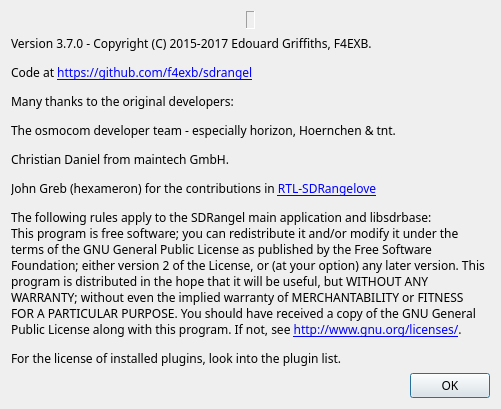
Old version of the form sdrbase/gui/aboutdialog.ui in the repository f4exb/sdrangel.
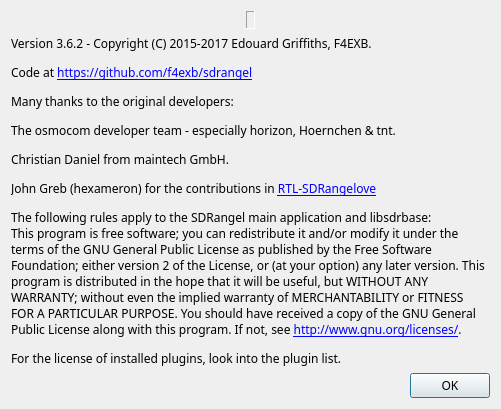
New version of the form. Icons and pictures are not drawn.

Diff of the .ui file:
```diff
--- a/sdrbase/gui/aboutdialog.ui
+++ b/sdrbase/gui/aboutdialog.ui
@@ -84,7 +84,7 @@
    <item>
     <widget class="QLabel" name="label_2">
      <property name="text">
-      <string>&lt;html&gt;&lt;head/&gt;&lt;body&gt;&lt;p&gt;Version 3.7.0 - Copyright (C) 2015-2017 Edouard Griffiths, F4EXB. &lt;/p&gt;&lt;p&gt;Code at &lt;a href=&quot;https://github.com/f4exb/sdrangel&quot;&gt;&lt;span style=&quot; text-decoration: underline; color:#0000ff;&quot;&gt;https://github.com/f4exb/sdrangel&lt;/span&gt;&lt;/a&gt;&lt;/p&gt;&lt;p&gt;Many thanks to the original developers:&lt;/p&gt;&lt;p&gt;The osmocom developer team - especially horizon, Hoernchen &amp;amp; tnt.&lt;/p&gt;&lt;p&gt;Christian Daniel from maintech GmbH.&lt;/p&gt;&lt;p&gt;John Greb (hexameron) for the contributions in &lt;a href=&quot;https://github.com/hexameron/rtl-sdrangelove&quot;&gt;&lt;span style=&quot; text-decoration: underline; color:#0000ff;&quot;&gt;RTL-SDRangelove&lt;/span&gt;&lt;/a&gt;&lt;/p&gt;&lt;p&gt;The following rules apply to the SDRangel main application and libsdrbase:&lt;br/&gt;This program is free software; you can redistribute it and/or modify it under the terms of the GNU General Public License as published by the Free Software Foundation; either version 2 of the License, or (at your option) any later version. This program is distributed in the hope that it will be useful, but WITHOUT ANY WARRANTY; without even the implied warranty of MERCHANTABILITY or FITNESS FOR A PARTICULAR PURPOSE. You should have received a copy of the GNU General Public License along with this program. If not, see &lt;a href=&quot;http://www.gnu.org/licenses/&quot;&gt;&lt;span style=&quot; text-decoration: underline; color:#0000ff;&quot;&gt;http://www.gnu.org/licenses/&lt;/span&gt;&lt;/a&gt;.&lt;/p&gt;&lt;p&gt;For the license of installed plugins, look into the plugin list.&lt;/p&gt;&lt;/body&gt;&lt;/html&gt;</string>
+      <string>&lt;html&gt;&lt;head/&gt;&lt;body&gt;&lt;p&gt;Version 3.6.2 - Copyright (C) 2015-2017 Edouard Griffiths, F4EXB. &lt;/p&gt;&lt;p&gt;Code at &lt;a href=&quot;https://github.com/f4exb/sdrangel&quot;&gt;&lt;span style=&quot; text-decoration: underline; color:#0000ff;&quot;&gt;https://github.com/f4exb/sdrangel&lt;/span&gt;&lt;/a&gt;&lt;/p&gt;&lt;p&gt;Many thanks to the original developers:&lt;/p&gt;&lt;p&gt;The osmocom developer team - especially horizon, Hoernchen &amp;amp; tnt.&lt;/p&gt;&lt;p&gt;Christian Daniel from maintech GmbH.&lt;/p&gt;&lt;p&gt;John Greb (hexameron) for the contributions in &lt;a href=&quot;https://github.com/hexameron/rtl-sdrangelove&quot;&gt;&lt;span style=&quot; text-decoration: underline; color:#0000ff;&quot;&gt;RTL-SDRangelove&lt;/span&gt;&lt;/a&gt;&lt;/p&gt;&lt;p&gt;The following rules apply to the SDRangel main application and libsdrbase:&lt;br/&gt;This program is free software; you can redistribute it and/or modify it under the terms of the GNU General Public License as published by the Free Software Foundation; either version 2 of the License, or (at your option) any later version. This program is distributed in the hope that it will be useful, but WITHOUT ANY WARRANTY; without even the implied warranty of MERCHANTABILITY or FITNESS FOR A PARTICULAR PURPOSE. You should have received a copy of the GNU General Public License along with this program. If not, see &lt;a href=&quot;http://www.gnu.org/licenses/&quot;&gt;&lt;span style=&quot; text-decoration: underline; color:#0000ff;&quot;&gt;http://www.gnu.org/licenses/&lt;/span&gt;&lt;/a&gt;.&lt;/p&gt;&lt;p&gt;For the license of installed plugins, look into the plugin list.&lt;/p&gt;&lt;/body&gt;&lt;/html&gt;</string>
      </property>
      <property name="wordWrap">
       <bool>true</bool>
```
